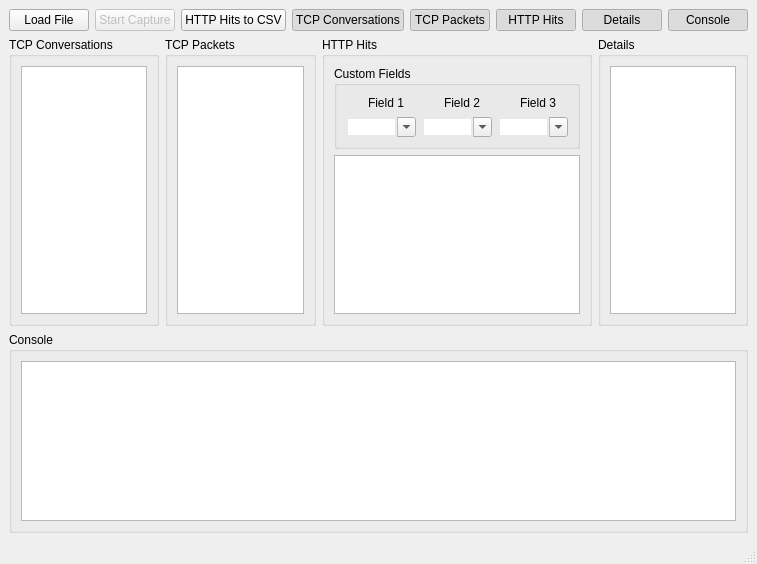
Qt form httppp/gui/httpppmainwindow.ui (g76r/httppp) before a commit.
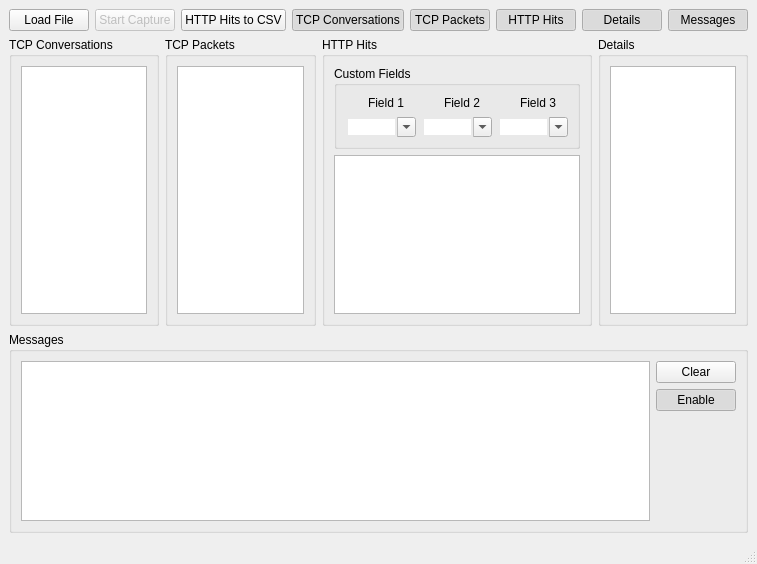
The same form after that commit. Icons and pictures are not drawn. Custom widgets are drawn as their Qt base class.

Commit message:
gui: debug console minor improvement
* removing additionnal linefeeds
* adding clear and enable/disable buttons

```diff
--- a/httppp/gui/httpppmainwindow.ui
+++ b/httppp/gui/httpppmainwindow.ui
@@ -117,7 +117,7 @@
        <item>
         <widget class="QPushButton" name="pushConsole">
          <property name="text">
-          <string>Console</string>
+          <string>Messages</string>
          </property>
          <property name="checkable">
           <bool>true</bool>
@@ -410,11 +410,53 @@
     <item>
      <widget class="QGroupBox" name="panelConsole">
       <property name="title">
-       <string>Console</string>
+       <string>Messages</string>
       </property>
       <layout class="QHBoxLayout" name="horizontalLayout_6">
        <item>
-        <widget class="QPlainTextEdit" name="console"/>
+        <widget class="QPlainTextEdit" name="messages"/>
+       </item>
+       <item>
+        <widget class="QWidget" name="widget" native="true">
+         <layout class="QVBoxLayout" name="verticalLayout_6">
+          <property name="margin">
+           <number>0</number>
+          </property>
+          <item>
+           <widget class="QPushButton" name="pushClearMessages">
+            <property name="text">
+             <string>Clear</string>
+            </property>
+           </widget>
+          </item>
+          <item>
+           <widget class="QPushButton" name="pushEnableMessages">
+            <property name="text">
+             <string>Enable</string>
+            </property>
+            <property name="checkable">
+             <bool>true</bool>
+            </property>
+            <property name="checked">
+             <bool>true</bool>
+            </property>
+           </widget>
+          </item>
+          <item>
+           <spacer name="verticalSpacer">
+            <property name="orientation">
+             <enum>Qt::Vertical</enum>
+            </property>
+            <property name="sizeHint" stdset="0">
+             <size>
+              <width>20</width>
+              <height>102</height>
+             </size>
+            </property>
+           </spacer>
+          </item>
+         </layout>
+        </widget>
        </item>
       </layout>
      </widget>
```
Left out of the diff: 22 changed lines with no effect on the pictures. The commit also changes 1 other file.
